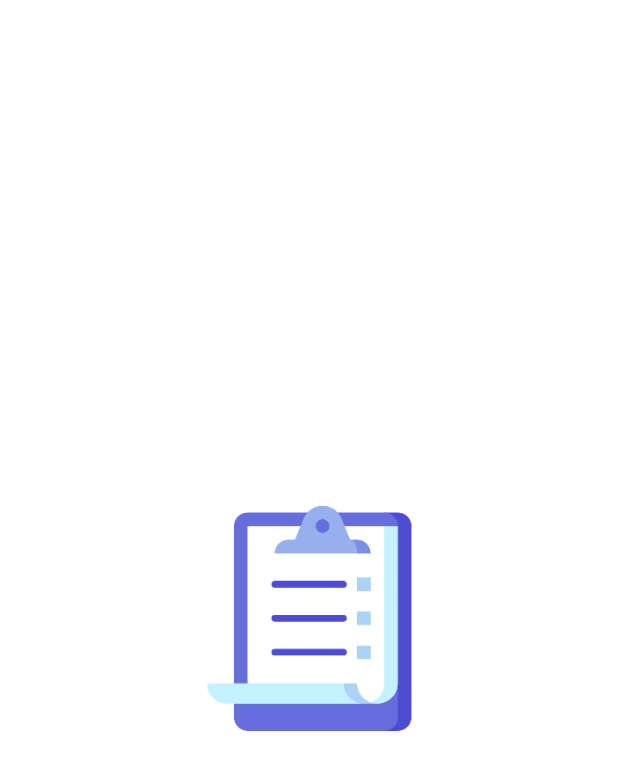
After one commit to furqoncreative/Stechoq-Skill-Test, an Android app: the SplashActivity screen opened directly, with no data from a screen before it, on a phone screen of 412 x 824 dp. The commit adds this screen. Shown: the top 770 px of the screen. Run offline under Robolectric (Android 15) with nearby library versions, the phone set to English and light mode, and no system bars; pictures from the network do not load.

Commit message:
add splash screen feature

```diff
--- /dev/null
+++ b/app/src/main/java/com/stechoq/todo/intro/SplashActivity.kt
@@ -0,0 +1,30 @@
+package com.stechoq.todo.intro
+
+import android.content.Intent
+import android.os.Bundle
+import android.os.Handler
+import androidx.appcompat.app.AppCompatActivity
+import com.bumptech.glide.Glide
+import com.stechoq.todo.R
+import com.stechoq.todo.databinding.ActivitySplashBinding
+import com.stechoq.todo.todolist.ToDoListActivity
+
+class SplashActivity : AppCompatActivity() {
+    private lateinit var binding: ActivitySplashBinding
+
+    override fun onCreate(savedInstanceState: Bundle?) {
+        super.onCreate(savedInstanceState)
+        binding = ActivitySplashBinding.inflate(layoutInflater)
+        setContentView(binding.root)
+        supportActionBar?.hide()
+
+        Glide.with(applicationContext)
+            .load(R.drawable.logo)
+            .into(binding.ivSplash)
+
+        Handler(mainLooper).postDelayed({
+            startActivity(Intent(this, ToDoListActivity::class.java))
+            finish()
+        }, 3000)
+    }
+}
--- a/app/src/main/res/layout/activity_main.xml
+++ b/app/src/main/res/layout/activity_splash.xml
@@ -4,12 +4,14 @@
     xmlns:tools="http://schemas.android.com/tools"
     android:layout_width="match_parent"
     android:layout_height="match_parent"
-    tools:context=".MainActivity">
+    tools:context=".intro.SplashActivity">
 
-    <TextView
-        android:layout_width="wrap_content"
-        android:layout_height="wrap_content"
-        android:text="Hello World!"
+    <ImageView
+        android:id="@+id/iv_splash"
+        android:layout_width="150dp"
+        android:layout_height="150dp"
+        android:contentDescription="@string/logo"
+        tools:src="@drawable/logo"
         app:layout_constraintBottom_toBottomOf="parent"
         app:layout_constraintLeft_toLeftOf="parent"
         app:layout_constraintRight_toRightOf="parent"
```
Also changed, not shown: app/src/main/res/drawable/logo.png (added).
